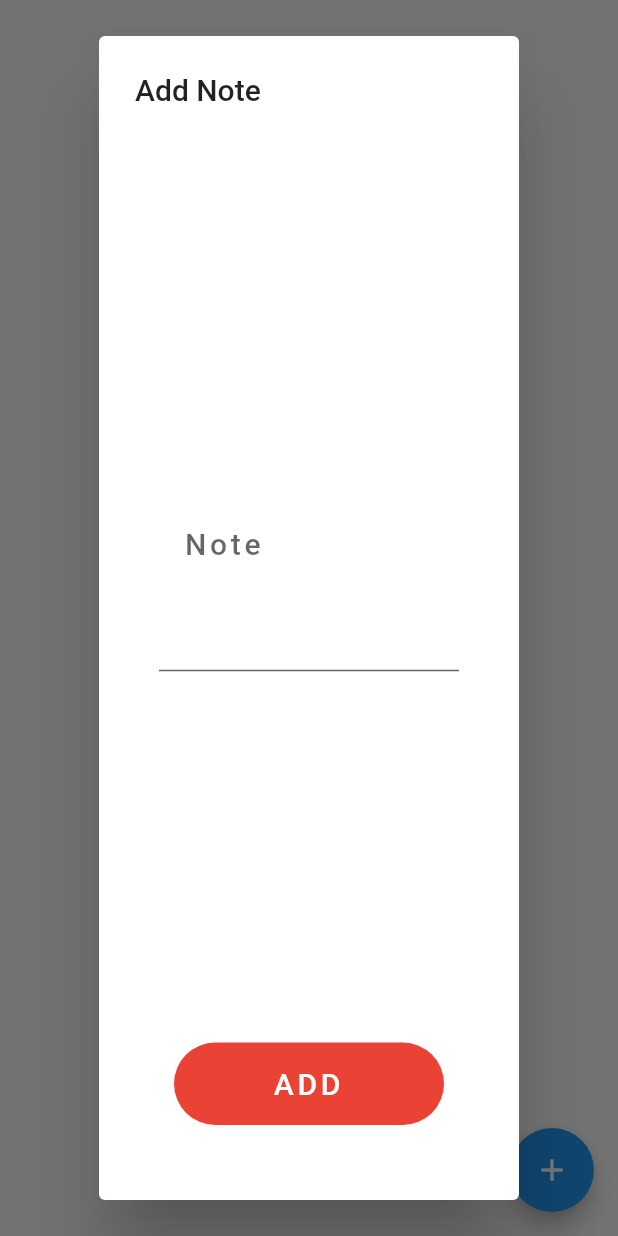
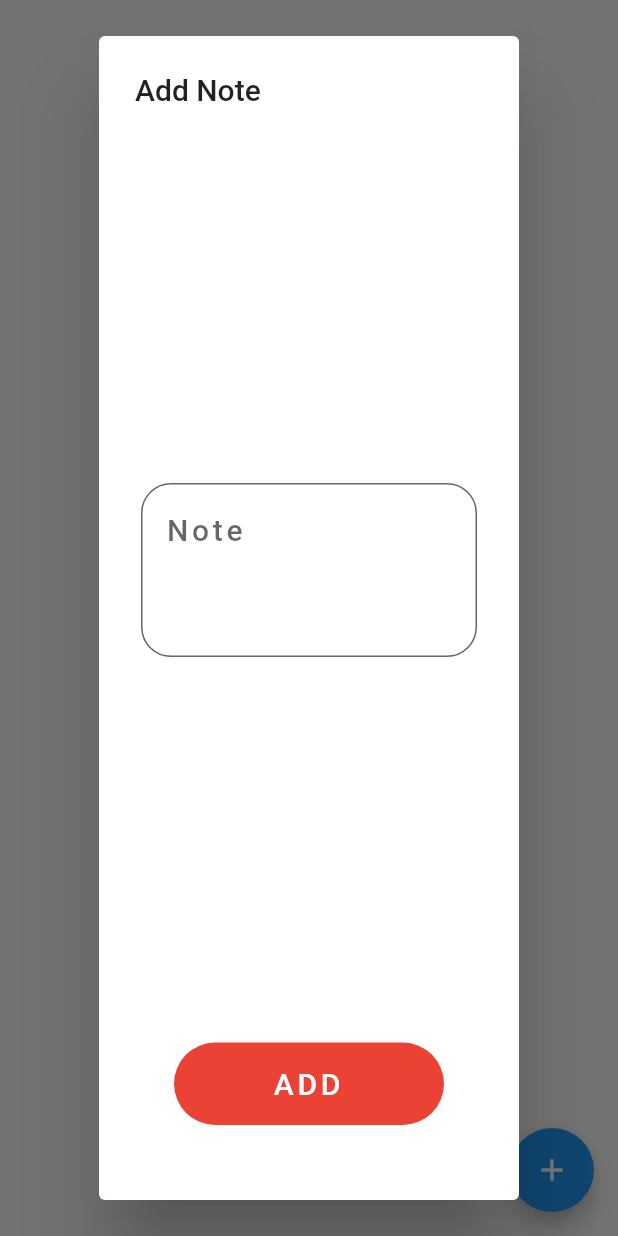
Before and after one commit to JerinFrancisA/Google-Notes, a Flutter app: the screen it shows after launch, after a tap on the "add" icon, on a phone screen of 412 x 824 dp. Run offline on Flutter 3.47's test engine with Material 2 defaults, Android fonts, the phone set to English and light mode, and no system bars; our stand-ins replace animated_text_kit, cloud_firestore, font_awesome_flutter, modal_progress_hud; missing offline and left inert: flutter_web_browser; accounts and stored records are empty.

Commit message:
buttons modified

```diff
--- a/lib/custom_widgets/button.dart
+++ b/lib/custom_widgets/button.dart
@@ -24,7 +24,7 @@ class Button extends StatelessWidget {
           decoration: BoxDecoration(
             borderRadius: BorderRadius.circular(66.0),
             shape: BoxShape.rectangle,
-            color: kRedColor,
+            color: kRedColor
           ),
           width: double.infinity,
         ),
--- a/lib/custom_widgets/input_box.dart
+++ b/lib/custom_widgets/input_box.dart
@@ -12,7 +12,7 @@ class InputBox extends StatelessWidget {
   @override
   Widget build(BuildContext context) {
     return Padding(
-      padding: const EdgeInsets.all(16.0),
+      padding: const EdgeInsets.all(4.0),
       child: TextField(
         textCapitalization: textCapitalization ?? TextCapitalization.none,
         decoration: InputDecoration(
@@ -24,7 +24,9 @@ class InputBox extends StatelessWidget {
           filled: true,
           fillColor: kInputBoxColor,
           alignLabelWithHint: true,
-          border:
+          border: OutlineInputBorder(
+            borderRadius: BorderRadius.circular(20.0),
+          ),
         ),
         style: kInputBoxInputTextStyle,
         maxLines: 3,
```
